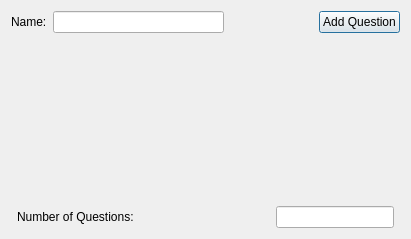
Before: the Qt Designer form adddialog.ui in nmarie37/QuizDesigner, drawn with Qt 5.
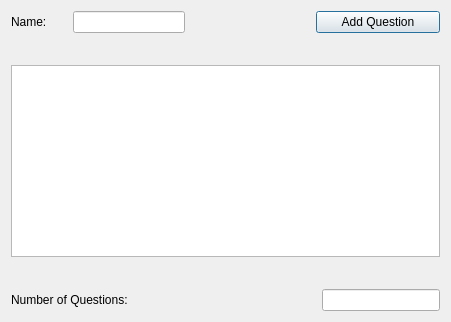
After: the same form once the commit is applied.

Patch:
```diff
--- a/adddialog.ui
+++ b/adddialog.ui
@@ -6,56 +6,58 @@
    <rect>
     <x>0</x>
     <y>0</y>
-    <width>411</width>
-    <height>239</height>
+    <width>451</width>
+    <height>322</height>
    </rect>
   </property>
   <property name="windowTitle">
    <string>Create Quiz</string>
   </property>
-  <layout class="QGridLayout" name="gridLayout_4">
-   <item row="0" column="0" colspan="8">
-    <layout class="QHBoxLayout" name="horizontalLayout_2">
-     <item>
+  <layout class="QGridLayout" name="gridLayout_2">
+   <item row="0" column="0">
       <widget class="QLabel" name="nameText">
        <property name="text">
         <string>Name:</string>
        </property>
       </widget>
      </item>
-     <item>
+   <item row="0" column="1" colspan="2">
       <widget class="QLineEdit" name="nameEdit"/>
      </item>
-     <item>
-      <layout class="QHBoxLayout" name="horizontalLayout">
-       <item>
+   <item row="0" column="3">
         <spacer name="horizontalSpacer">
          <property name="orientation">
           <enum>Qt::Horizontal</enum>
          </property>
          <property name="sizeHint" stdset="0">
           <size>
-           <width>18</width>
+       <width>93</width>
            <height>21</height>
           </size>
          </property>
         </spacer>
        </item>
-       <item>
+   <item row="0" column="4" colspan="2">
         <widget class="QPushButton" name="addQuestButton">
          <property name="text">
           <string>Add Question</string>
          </property>
         </widget>
        </item>
-      </layout>
-     </item>
-    </layout>
-   </item>
-   <item row="1" column="0" rowspan="2" colspan="8">
-    <layout class="QHBoxLayout" name="horizontalLayout_5"/>
-   </item>
-   <item row="2" column="2">
+   <item row="1" column="5">
+    <spacer name="verticalSpacer_2">
+     <property name="orientation">
+      <enum>Qt::Vertical</enum>
+     </property>
+     <property name="sizeHint" stdset="0">
+      <size>
+       <width>20</width>
+       <height>17</height>
+      </size>
+     </property>
+    </spacer>
+   </item>
+   <item row="3" column="5">
     <spacer name="verticalSpacer">
      <property name="orientation">
       <enum>Qt::Vertical</enum>
@@ -63,37 +65,37 @@
      <property name="sizeHint" stdset="0">
       <size>
        <width>20</width>
-       <height>149</height>
+       <height>18</height>
       </size>
      </property>
     </spacer>
    </item>
-   <item row="3" column="0">
-    <layout class="QHBoxLayout" name="horizontalLayout_4"/>
-   </item>
-   <item row="3" column="1" colspan="2">
+   <item row="4" column="0" colspan="2">
     <widget class="QLabel" name="numQuestionsLabel">
      <property name="text">
       <string>Number of Questions:</string>
      </property>
     </widget>
    </item>
-   <item row="3" column="4">
+   <item row="4" column="2" colspan="3">
     <spacer name="horizontalSpacer_2">
      <property name="orientation">
       <enum>Qt::Horizontal</enum>
      </property>
      <property name="sizeHint" stdset="0">
       <size>
-       <width>102</width>
+       <width>168</width>
        <height>20</height>
       </size>
      </property>
     </spacer>
    </item>
-   <item row="3" column="6">
+   <item row="4" column="5">
     <widget class="QLineEdit" name="lineEdit"/>
    </item>
+   <item row="2" column="0" colspan="6">
+    <widget class="QListWidget" name="questList"/>
+   </item>
   </layout>
   <widget class="QWidget" name="gridLayoutWidget">
    <property name="geometry">
```
Left out of the diff: 11 changed lines with no effect on the pictures. Lines whose indentation alone changed are shown as unchanged.
